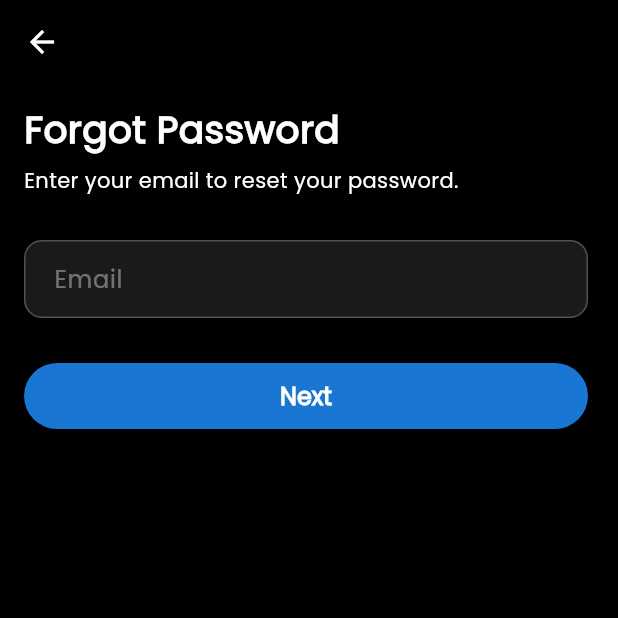
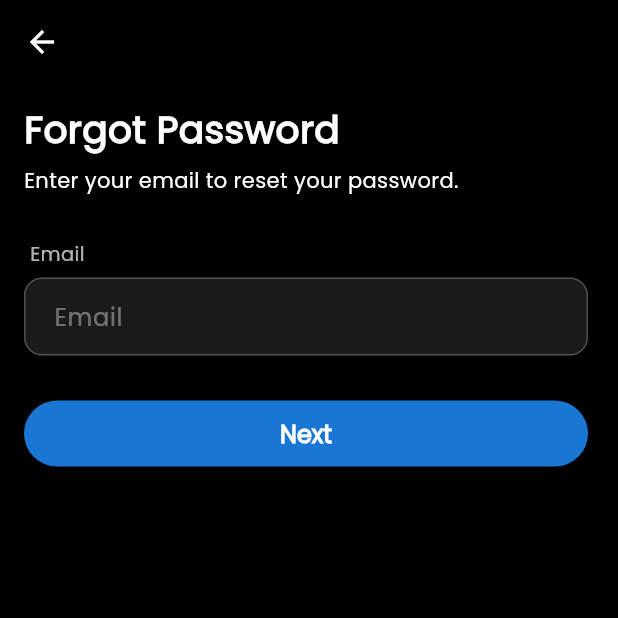
Before and after one commit to NerdCodex/fitnora, a Flutter app: the screen it shows after launch, after a tap on "Forgot Password?", on a phone screen of 412 x 824 dp, the top half of it. Run offline on Flutter 3.47's test engine with Material 3 defaults, Android fonts, the phone set to English and light mode, and no system bars; our stand-ins replace custom_sliding_segmented_control, date_field, hive, hive_flutter, pinput; accounts and stored records are empty; network calls fail.

Commit message:
Added: Update Password Feature

```diff
--- /dev/null
+++ b/lib/components/form_label.dart
@@ -0,0 +1,21 @@
+import 'package:flutter/material.dart';
+
+class FormLabel extends StatelessWidget {
+  final String text;
+  const FormLabel({super.key, required this.text});
+
+  @override
+  Widget build(BuildContext context) {
+    return Padding(
+      padding: EdgeInsets.only(left: 4, bottom: 6),
+      child: Text(
+        text,
+        style: TextStyle(
+          color: Colors.white70,
+          fontSize: 13,
+          fontWeight: FontWeight.w500,
+        ),
+      ),
+    );
+  }
+}
--- a/lib/pages/forgot_password.dart
+++ b/lib/pages/forgot_password.dart
@@ -1,5 +1,6 @@
 import 'package:fitnora/animations.dart';
 import 'package:fitnora/components/alert.dart';
+import 'package:fitnora/components/form_label.dart';
 import 'package:fitnora/components/text_field.dart';
 import 'package:fitnora/pages/signup/otp.dart';
 import 'package:fitnora/services/api_service.dart';
@@ -43,7 +44,7 @@ class _ForgotPasswordPageState extends State<ForgotPasswordPage> {
             ),
 
             const SizedBox(height: 30),
-
+            FormLabel(text: "Email"),
             AppTextField(hintText: "Email", controller: emailController),
             const SizedBox(height: 30),
 
--- a/lib/pages/login.dart
+++ b/lib/pages/login.dart
@@ -1,5 +1,6 @@
 import 'package:fitnora/animations.dart';
 import 'package:fitnora/components/alert.dart';
+import 'package:fitnora/components/form_label.dart';
 import 'package:fitnora/components/text_field.dart';
 import 'package:fitnora/pages/forgot_password.dart';
 import 'package:fitnora/pages/home.dart';
@@ -47,18 +48,7 @@ class _LoginPageState extends State<LoginPage> {
               children: [
                 Center(child: Image.asset("assets/logo.png", height: 280)),
 
-                const Padding(
-                  padding: EdgeInsets.only(left: 4, bottom: 6),
-                  child: Text(
-                    "Email",
-                    style: TextStyle(
-                      color: Colors.white70,
-                      fontSize: 13,
-                      fontWeight: FontWeight.w500,
-                    ),
-                  ),
-                ),
-
+                FormLabel(text: "Email"),
                 AppTextField(
                   controller: emailController,
                   focusNode: emailFocus,
@@ -69,17 +59,7 @@ class _LoginPageState extends State<LoginPage> {
                 ),
 
                 const SizedBox(height: 20),
-                const Padding(
-                  padding: EdgeInsets.only(left: 4, bottom: 6),
-                  child: Text(
-                    "Password",
-                    style: TextStyle(
-                      color: Colors.white70,
-                      fontSize: 13,
-                      fontWeight: FontWeight.w500,
-                    ),
-                  ),
-                ),
+                FormLabel(text: "Password"),
 
                 AppTextField(
                   controller: passwordController,
```
Also changed, not shown: lib/pages/profile/settings.dart (+50 -2 lines), lib/pages/profile/update_profile.dart (+4 -33 lines), lib/pages/reset_password.dart (+25 -6 lines), lib/pages/signup/email_verification.dart (+2 -11 lines), lib/pages/signup/user_details.dart (+6 -55 lines).
